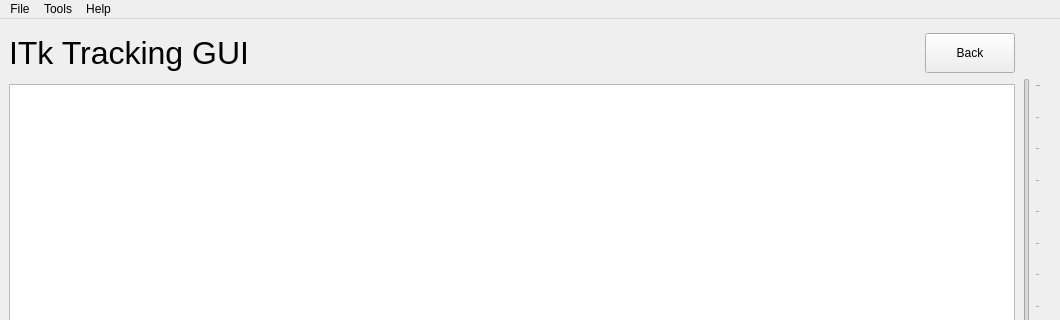
Old version of the form ITkTrackingGUI/WirebondRecorderGUI.ui in the repository adamazoulay/ITkTrackingGUI; both pictures show x 0 to 1060 and y 0 to 320 of the 1060 by 788 pixel window.
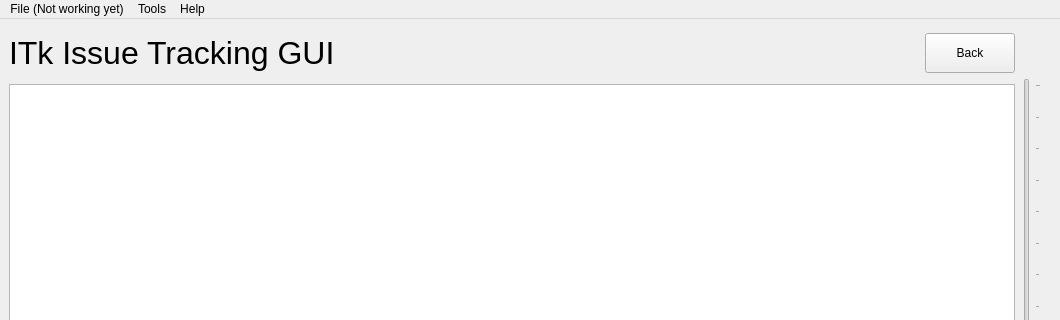
New version of the form.

Patch:
```diff
--- a/ITkTrackingGUI/WirebondRecorderGUI.ui
+++ b/ITkTrackingGUI/WirebondRecorderGUI.ui
@@ -210,13 +210,13 @@
           </property>
           <property name="minimumSize">
            <size>
-            <width>340</width>
+            <width>500</width>
             <height>50</height>
            </size>
           </property>
           <property name="maximumSize">
            <size>
-            <width>340</width>
+            <width>500</width>
             <height>50</height>
            </size>
           </property>
@@ -226,7 +226,7 @@
            </font>
           </property>
           <property name="text">
-           <string>ITk Tracking GUI</string>
+           <string>ITk Issue Tracking GUI</string>
           </property>
          </widget>
         </item>
@@ -288,7 +288,7 @@
    </property>
    <widget class="QMenu" name="menuFile">
     <property name="title">
-     <string>File</string>
+     <string>File (Not working yet)</string>
     </property>
     <addaction name="actionOpen_Ctrl_o"/>
     <addaction name="actionSave_Ctrl_S"/>
```
Left out of the diff: 2 changed lines with no effect on the pictures.
